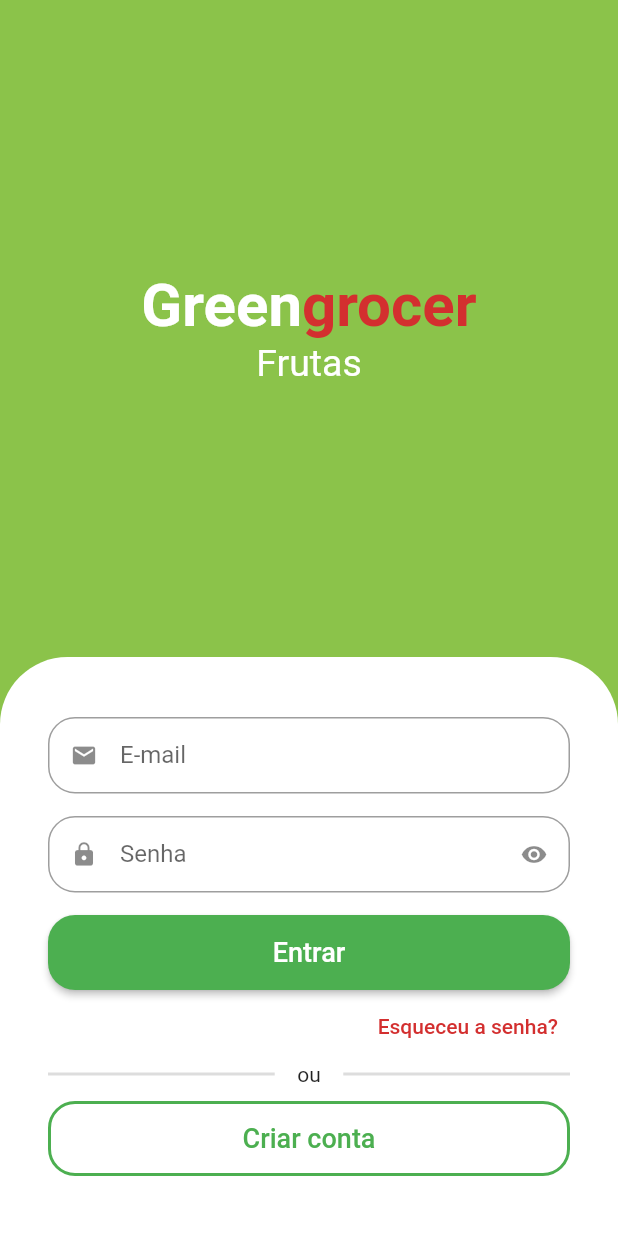
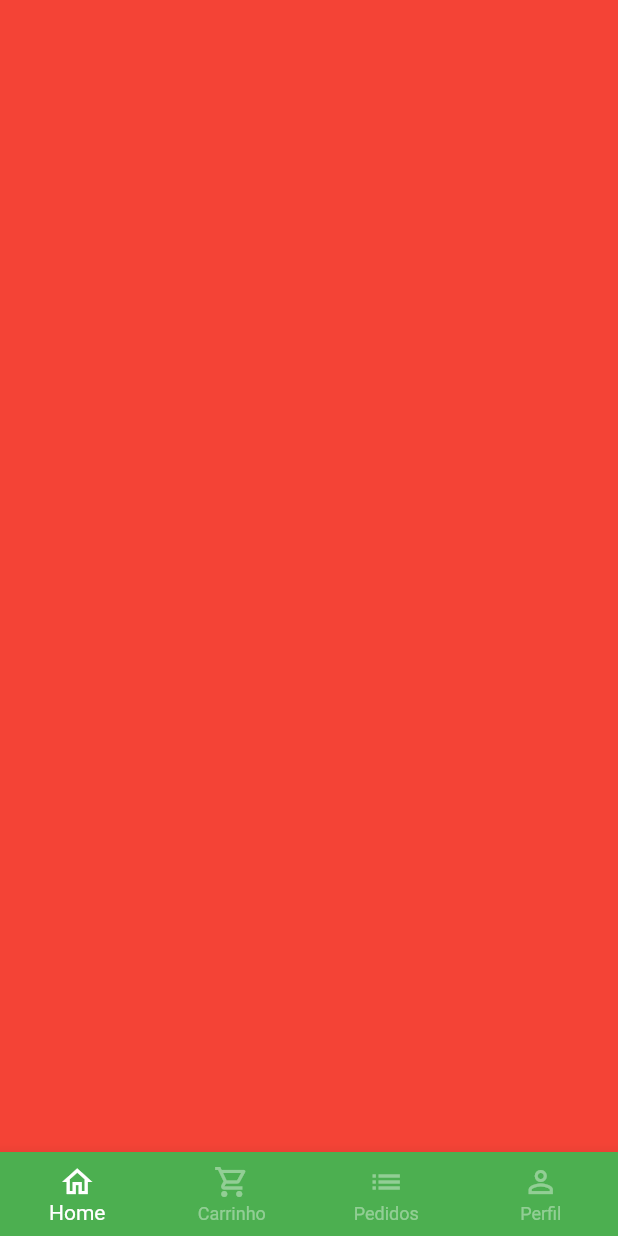
Before and after one commit to MarceloSantosCorrea/flutter-greengrocer, a Flutter app: the screen it shows after launch, after a tap on "Entrar", on a phone screen of 412 x 824 dp. Run offline on Flutter 3.47's test engine with Material 2 defaults, Android fonts, the phone set to English and light mode, and no system bars; drawn by our look-alikes of animated_text_kit; our stand-ins replace mask_text_input_formatter.

Commit message:
Flutter UI: Tela Base

```diff
--- a/lib/src/auth/sign_in_screen.dart
+++ b/lib/src/auth/sign_in_screen.dart
@@ -103,11 +103,11 @@ class SignInScreen extends StatelessWidget {
                           ),
                         ),
                         onPressed: () {
-                          // Navigator.of(context).pushReplacement(
-                          //   MaterialPageRoute(builder: (_) {
-                          //     return const BaseScreen();
-                          //   }),
-                          // );
+                          Navigator.of(context).pushReplacement(
+                            MaterialPageRoute(builder: (_) {
+                              return const BaseScreen();
+                            }),
+                          );
                         },
                         child: const Text(
                           'Entrar',
--- /dev/null
+++ b/lib/src/base/base_screen.dart
@@ -0,0 +1,61 @@
+import 'package:flutter/material.dart';
+import 'package:greengrocer/src/config/custom_colors.dart';
+
+class BaseScreen extends StatefulWidget {
+  const BaseScreen({Key? key}) : super(key: key);
+
+  @override
+  State<BaseScreen> createState() => _BaseScreenState();
+}
+
+class _BaseScreenState extends State<BaseScreen> {
+  int currentIndex = 0;
+  final pageController = PageController();
+
+  @override
+  Widget build(BuildContext context) {
+    return Scaffold(
+      body: PageView(
+        physics: const NeverScrollableScrollPhysics(),
+        controller: pageController,
+        children: [
+          Container(color: Colors.red),
+          Container(color: Colors.yellow),
+          Container(color: Colors.blue),
+          Container(color: Colors.purple),
+        ],
+      ),
+      bottomNavigationBar: BottomNavigationBar(
+        currentIndex: currentIndex,
+        onTap: (index) {
+          setState(() {
+            currentIndex = index;
+            pageController.jumpToPage(index);
+          });
+        },
+        type: BottomNavigationBarType.fixed,
+        backgroundColor: Colors.green,
+        selectedItemColor: Colors.white,
+        unselectedItemColor: Colors.white.withAlpha(100),
+        items: const [
+          BottomNavigationBarItem(
+            icon: Icon(Icons.home_outlined),
+            label: 'Home',
+          ),
+          BottomNavigationBarItem(
+            icon: Icon(Icons.shopping_cart_outlined),
+            label: 'Carrinho',
+          ),
+          BottomNavigationBarItem(
+            icon: Icon(Icons.list),
+            label: 'Pedidos',
+          ),
+          BottomNavigationBarItem(
+            icon: Icon(Icons.person_outline),
+            label: 'Perfil',
+          ),
+        ],
+      ),
+    );
+  }
+}
```
